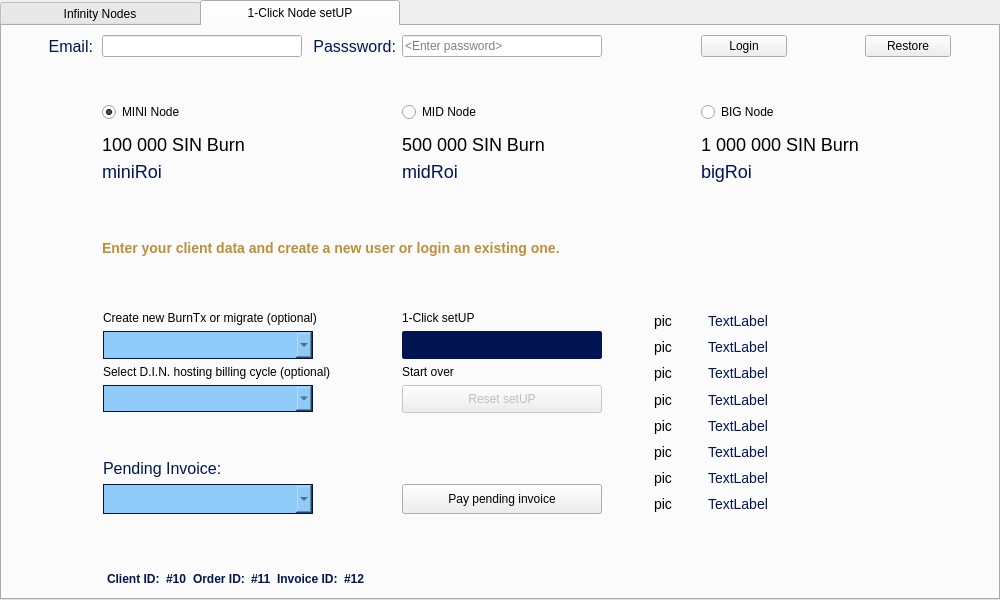
hardwarewise/SIN-core, file src/qt/forms/masternodelist.ui: the form before one commit.
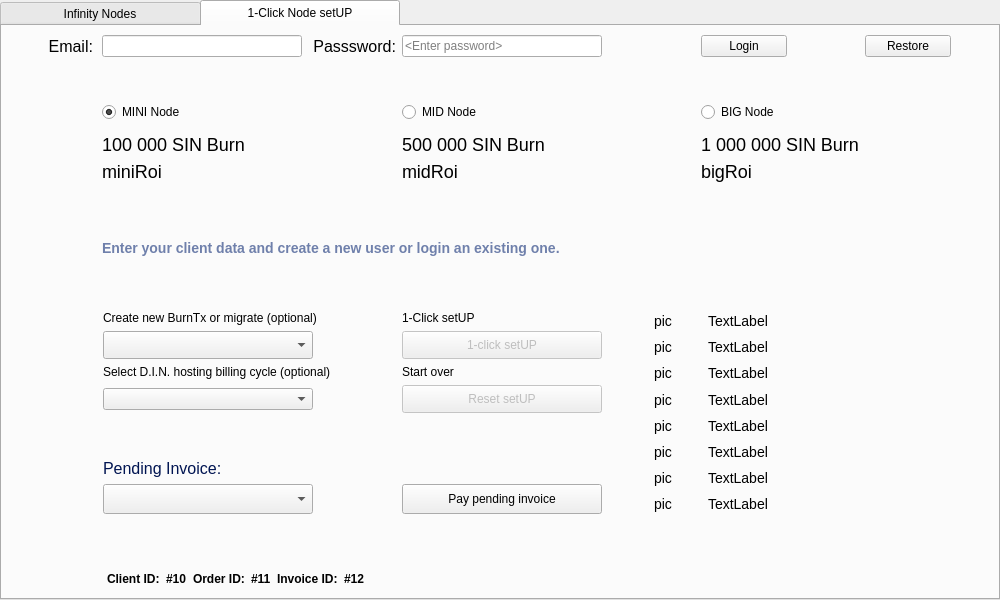
The form after the commit. The open tabs and pages were chosen to show the change. Icons and pictures are not drawn.

```diff
--- a/src/qt/forms/masternodelist.ui
+++ b/src/qt/forms/masternodelist.ui
@@ -395,53 +395,7 @@
        </widget>
        <widget class="QWidget" name="tabNodeSetup">
         <property name="styleSheet">
-         <string notr="true">QWidget#tabNodeSetup {
-background-image: url(':/images/setuplogo');
-background-position : right bottom;
-background-repeat:none;
-}
-
-
-QPushButton#btnSetup{ /* setUP Button */
-border:  1px solid #011552;
-    background-color:#011552;
-    font-size:18px;
-    padding:4px 6px;
-    color: #FFFFFF;
-    border-radius: 2px;
-}
-
-
-QPushButton#btnSetup:hover { /* setUP Button hover */
-border:  1px solid #00FFFF;
-    background-color:#0e1163;
-    font-size:18px;
-    padding:4px 6px;
-    color: #FFFFFF;
-    border-radius: 2px;
-}
-
-QPushButton#btnSetup:pressed { /* setUP Button pressed */
-border:  1px solid #0e1163;
-    background-color:#0e1163;
-    font-size:18px;
-    padding:4px 6px;
-    color: #00B4B8;
-    border-radius: 2px;
-}
-QComboBox#comboBurnTx, QComboBox#comboBilling, QComboBox#comboInvoice { /* Dropdown Menus */
-
-font-size: 16px;
-border-color:#bababa;
-border: 1px solid #011552;
-border-radius:0px;
-padding: 0px 0px 0px 0px;
-background:#90caf9;
-min-height:25px;
-color:#333333;
-background-color:#90caf9;
-}
-</string>
+         <string notr="true"/>
         </property>
         <attribute name="title">
          <string>1-Click Node setUP</string>
@@ -557,7 +511,7 @@
              </property>
              <property name="styleSheet">
               <string notr="true">font-size:16px;
-color: #011552;
+
 
 
 </string>
@@ -761,7 +715,7 @@
              </property>
              <property name="styleSheet">
               <string notr="true">font-size:16px;
-color: #011552;
+
 
 </string>
              </property>
@@ -853,7 +807,7 @@
              <property name="styleSheet">
               <string notr="true">font-size:14px;
 font-weight:bold;
-color: #BC8F3A;
+color: #6f80ab;
 </string>
              </property>
              <property name="text">
@@ -890,7 +844,7 @@
             <widget class="QLabel" name="miniRoiLabel">
              <property name="styleSheet">
               <string notr="true">font-size:18px;
-color: #011552;</string>
+</string>
              </property>
              <property name="text">
               <string>miniRoi</string>
@@ -901,7 +855,7 @@
             <widget class="QLabel" name="midRoiLabel">
              <property name="styleSheet">
               <string notr="true">font-size:18px;
-color: #011552;</string>
+</string>
              </property>
              <property name="text">
               <string>midRoi</string>
@@ -912,7 +866,7 @@
             <widget class="QLabel" name="bigRoiLabel">
              <property name="styleSheet">
               <string notr="true">font-size:18px;
-color: #011552;</string>
+</string>
              </property>
              <property name="text">
               <string>bigRoi</string>
@@ -1007,7 +961,7 @@
                 <property name="minimumSize">
                  <size>
                   <width>200</width>
-                  <height>27</height>
+                  <height>0</height>
                  </size>
                 </property>
                 <property name="maximumSize">
@@ -1017,11 +971,7 @@
                  </size>
                 </property>
                 <property name="styleSheet">
-                 <string notr="true">QComboBox {
-font-size:12px;
-font-weight: normal;
-}
-QComboBox QAbstractItemView  {
+                 <string notr="true">QComboBox QAbstractItemView  {
 min-width: 270px;
     }</string>
                 </property>
@@ -1048,7 +998,7 @@
                 <property name="minimumSize">
                  <size>
                   <width>210</width>
-                  <height>27</height>
+                  <height>0</height>
                  </size>
                 </property>
                 <property name="maximumSize">
@@ -1174,7 +1124,7 @@
                 <property name="minimumSize">
                  <size>
                   <width>210</width>
-                  <height>27</height>
+                  <height>0</height>
                  </size>
                 </property>
                 <property name="maximumSize">
@@ -1297,7 +1247,7 @@
                  <string notr="true"/>
                 </property>
                 <property name="text">
-                 <string/>
+                 <string>1-click setUP</string>
                 </property>
                </widget>
               </item>
@@ -1395,7 +1345,7 @@
                  <widget class="QLabel" name="labelTxt_1">
                   <property name="styleSheet">
                    <string notr="true">font-size:14px;
-color: #011552;</string>
+</string>
                   </property>
                   <property name="text">
                    <string>TextLabel</string>
@@ -1406,7 +1356,7 @@
                  <widget class="QLabel" name="labelTxt_2">
                   <property name="styleSheet">
                    <string notr="true">font-size:14px;
-color: #011552;
+
 </string>
                   </property>
                   <property name="text">
@@ -1418,7 +1368,7 @@
                  <widget class="QLabel" name="labelTxt_3">
                   <property name="styleSheet">
                    <string notr="true">font-size:14px;
-color: #011552;
+
 </string>
                   </property>
                   <property name="text">
@@ -1430,7 +1380,7 @@
                  <widget class="QLabel" name="labelTxt_4">
                   <property name="styleSheet">
                    <string notr="true">font-size:14px;
-color: #011552;
+
 </string>
                   </property>
                   <property name="text">
@@ -1442,7 +1392,7 @@
                  <widget class="QLabel" name="labelTxt_5">
                   <property name="styleSheet">
                    <string notr="true">font-size:14px;
-color: #011552;</string>
+</string>
                   </property>
                   <property name="text">
                    <string>TextLabel</string>
@@ -1453,7 +1403,7 @@
                  <widget class="QLabel" name="labelTxt_6">
                   <property name="styleSheet">
                    <string notr="true">font-size:14px;
-color: #011552;</string>
+</string>
                   </property>
                   <property name="text">
                    <string>TextLabel</string>
@@ -1464,7 +1414,7 @@
                  <widget class="QLabel" name="labelTxt_7">
                   <property name="styleSheet">
                    <string notr="true">font-size:14px;
-color: #011552;</string>
+</string>
                   </property>
                   <property name="text">
                    <string>TextLabel</string>
@@ -1475,7 +1425,7 @@
                  <widget class="QLabel" name="labelTxt_8">
                   <property name="styleSheet">
                    <string notr="true">font-size:14px;
-color: #011552;</string>
+</string>
                   </property>
                   <property name="text">
                    <string>TextLabel</string>
@@ -1540,7 +1490,7 @@
              </property>
              <property name="styleSheet">
               <string notr="true">font-size:12px;
-color: #011552;</string>
+</string>
              </property>
              <property name="text">
               <string>Client ID:</string>
@@ -1558,7 +1508,7 @@
              </property>
              <property name="styleSheet">
               <string notr="true">font-size:12px;
-color: #011552;</string>
+</string>
              </property>
              <property name="text">
               <string>#10</string>
@@ -1576,7 +1526,7 @@
              </property>
              <property name="styleSheet">
               <string notr="true">font-size:12px;
-color: #011552;</string>
+</string>
              </property>
              <property name="text">
               <string>Order ID:</string>
@@ -1594,7 +1544,7 @@
              </property>
              <property name="styleSheet">
               <string notr="true">font-size:12px;
-color: #011552;</string>
+</string>
              </property>
              <property name="text">
               <string>#11</string>
@@ -1612,7 +1562,7 @@
              </property>
              <property name="styleSheet">
               <string notr="true">font-size:12px;
-color: #011552;</string>
+</string>
              </property>
              <property name="text">
               <string>Invoice ID:</string>
@@ -1630,7 +1580,7 @@
              </property>
              <property name="styleSheet">
               <string notr="true">font-size:12px;
-color: #011552;</string>
+</string>
              </property>
              <property name="text">
               <string>#12</string>
```
